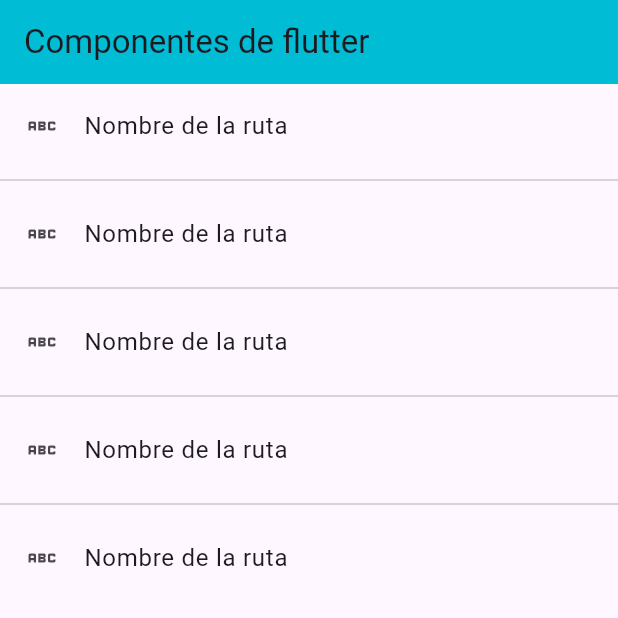
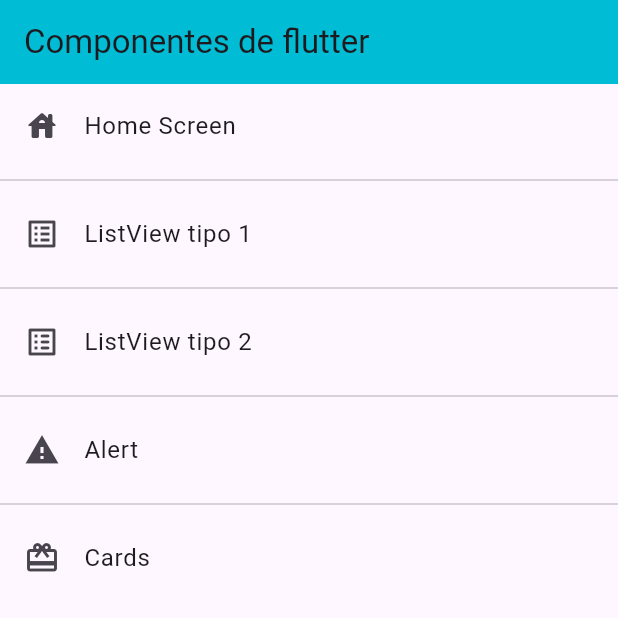
Before and after one commit to Castellon-ACM/fl_components, a Flutter app: the screen it shows after launch, on a phone screen of 412 x 824 dp, the top half of it. Run offline on Flutter 3.47's test engine with Material 3 defaults, Android fonts, the phone set to English and light mode, and no system bars.

Commit message:
Cambio del homeScreen para conectarse en las screens donde hacemos clicks y mejora visual de la pantalla

```diff
--- a/lib/screens/home_screen.dart
+++ b/lib/screens/home_screen.dart
@@ -1,3 +1,4 @@
+import 'package:fl_components/routes/app_routes.dart';
 import 'package:fl_components/screens/listView1_screen.dart';
 import 'package:flutter/material.dart';
 
@@ -13,14 +14,14 @@ class HomeScreen extends StatelessWidget {
         backgroundColor: Colors.cyan,
       ),
       body: ListView.separated(itemBuilder: (context,index)=>ListTile(
-        leading:const Icon(Icons.abc_outlined),
-        title:const Text('Nombre de la ruta'),
+        leading: Icon(AppRoutes.MenuOptions[index].icon),
+        title: Text(AppRoutes.MenuOptions[index].name),
         onTap: (){
-          Navigator.pushNamed(context, 'card');
+          Navigator.pushNamed(context, AppRoutes.MenuOptions[index].route);
         }
         ),
       separatorBuilder: (context,index) => const Divider(),
-      itemCount: 5
+      itemCount: AppRoutes.MenuOptions.length
       )
       );
   }
```
